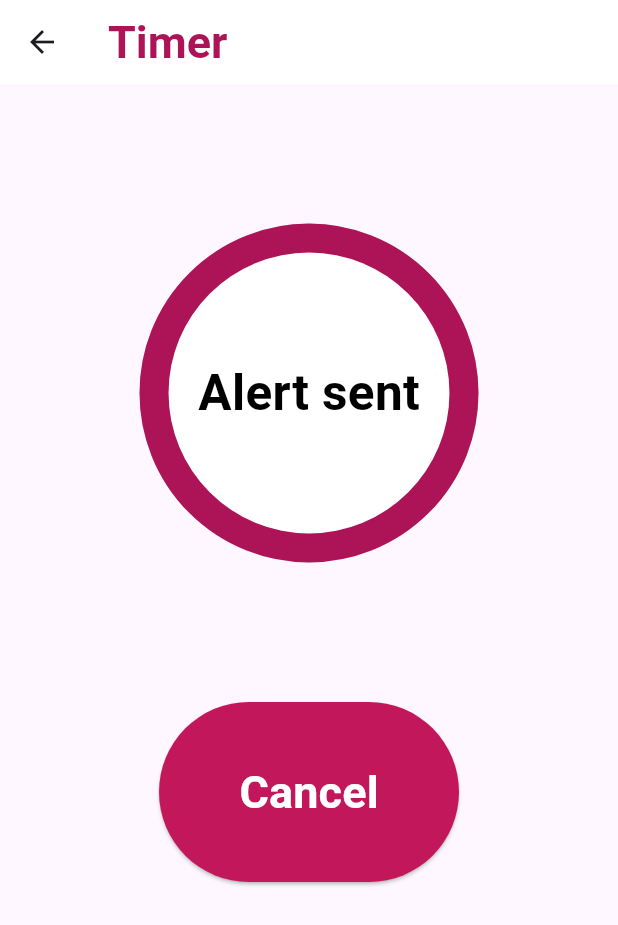
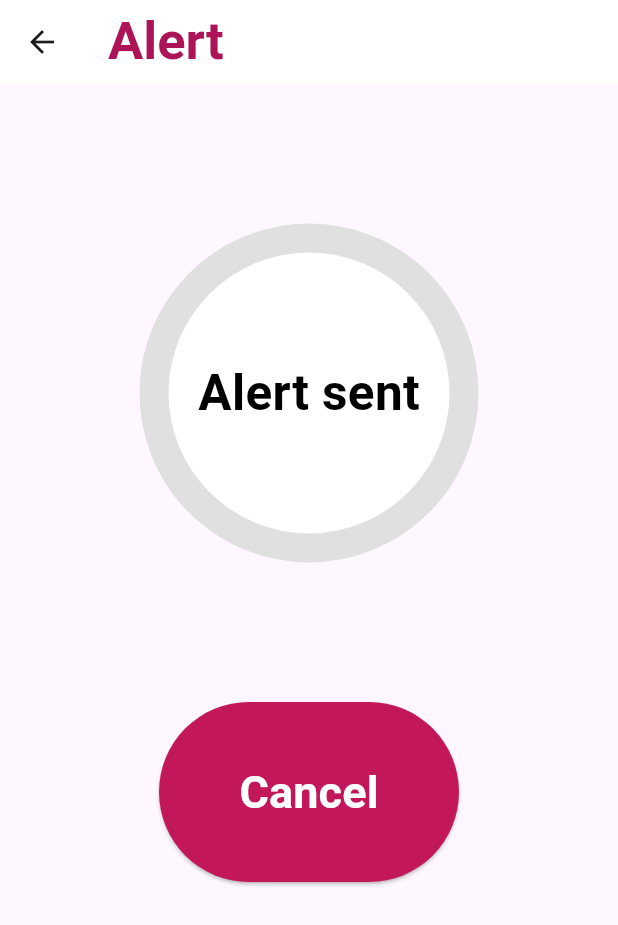
Before and after one commit to GhadaMR/projet-fin-annee2-Detection-d-un-accident, a Flutter app: the Timer screen opened directly, on a phone screen of 412 x 824 dp. Shown: the top 925 px of the screen. Run offline on Flutter 3.47's test engine with Material 3 defaults, Android fonts, the phone set to English and light mode, and no system bars; drawn by our look-alikes of circular_countdown_timer; our stand-ins replace awesome_dialog, cloud_firestore, firebase_auth, firebase_core; missing offline and left inert: firebase_app_check; accounts and stored records are empty.

Commit message:
PageAlerteVersion2

```diff
--- a/lib/envoyer_alerte.dart
+++ b/lib/envoyer_alerte.dart
@@ -1,5 +1,6 @@
 import 'package:cloud_firestore/cloud_firestore.dart';
 import 'package:firebase_auth/firebase_auth.dart';
+import 'package:firebase_test/homepage.dart';
 import 'package:flutter/material.dart';
 import 'package:circular_countdown_timer/circular_countdown_timer.dart';
 
@@ -64,7 +65,7 @@ class _TimerState extends State<Timer> {
   Widget build(BuildContext context) {
     return Scaffold(
       appBar: AppBar(
-        title: const Text('Timer'),
+        title: const Text('Alert',style: TextStyle(fontSize: 35),),
       ),
       body: user!=null
       ?Column(
@@ -125,7 +126,7 @@ class _TimerState extends State<Timer> {
               isReverse: true,
 
               // Handles Animation Direction (true for Reverse Animation, false for Forward Animation).
-              isReverseAnimation: true,
+              isReverseAnimation: false,
 
               // Handles visibility of the Countdown Text.
               isTimerTextShown: true,
@@ -168,7 +169,12 @@ class _TimerState extends State<Timer> {
           SizedBox(
             width:200 ,
             height: 120,
-            child: ElevatedButton(onPressed: () => _controller.pause(),
+            child: ElevatedButton(onPressed: () { _controller.pause();
+            Navigator.push(
+              context,
+              MaterialPageRoute(builder: (context) => HomePage()),
+            );
+              },
               style: ButtonStyle(
               backgroundColor: MaterialStateProperty.all(Colors.pink[700]),
 
```
